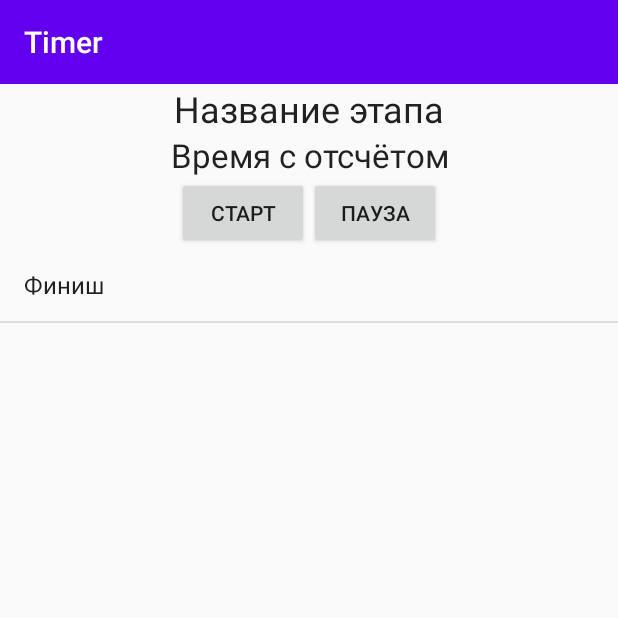
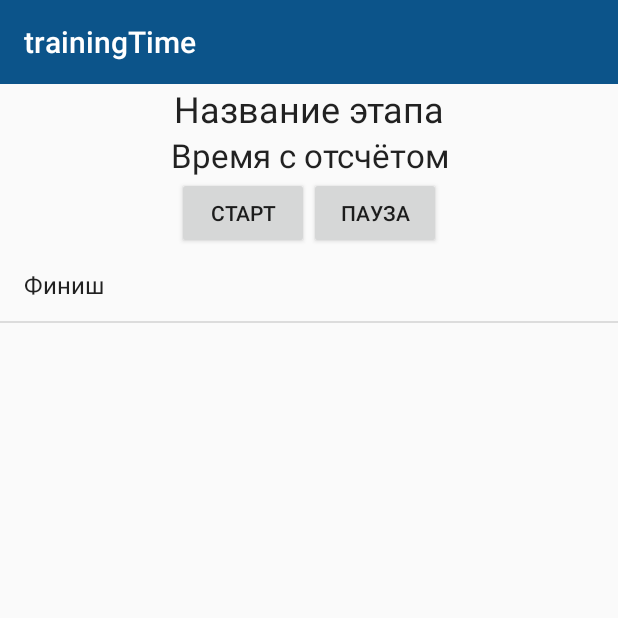
Before and after one commit to albaSANDROS/trainingTime, an Android app: the WorkActivity screen opened directly, with no data from a screen before it, on a phone screen of 412 x 824 dp, the top half of it. Run offline under Robolectric (Android 15) with nearby library versions, the phone set to English and light mode, and no system bars; our stand-ins replace Room's generated code; 3 statements that could not run were skipped.

Commit message:
changed some bugs

```diff
--- a/code/app/src/main/res/values/colors.xml
+++ b/code/app/src/main/res/values/colors.xml
@@ -1,6 +1,6 @@
 <?xml version="1.0" encoding="utf-8"?>
 <resources>
-    <color name="colorPrimary">#6200EE</color>
-    <color name="colorPrimaryDark">#3700B3</color>
-    <color name="colorAccent">#03DAC5</color>
+    <color name="colorPrimary">#0C548A</color>
+    <color name="colorPrimaryDark">#FFFFFF</color>
+    <color name="colorAccent">#FFFFFF</color>
 </resources>
--- a/code/app/src/main/res/values/strings.xml
+++ b/code/app/src/main/res/values/strings.xml
@@ -1,3 +1,3 @@
 <resources>
-    <string name="app_name">Timer</string>
+    <string name="app_name">trainingTime</string>
 </resources>
```
